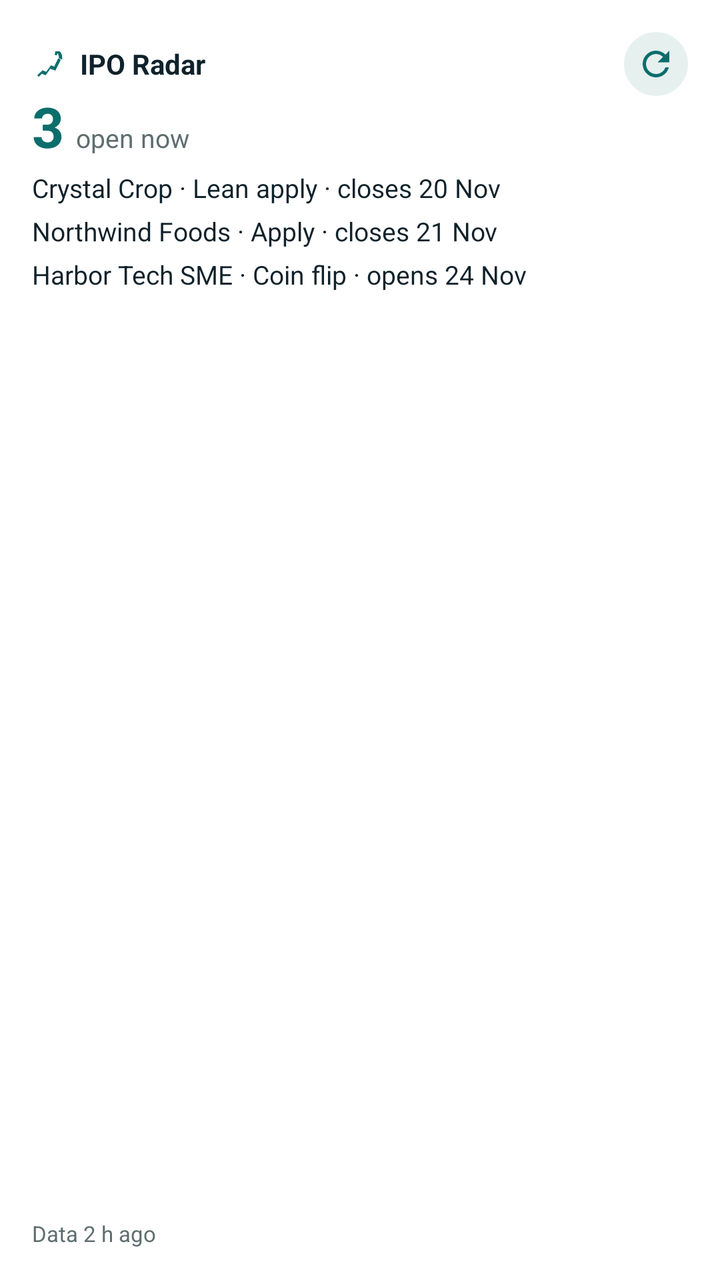
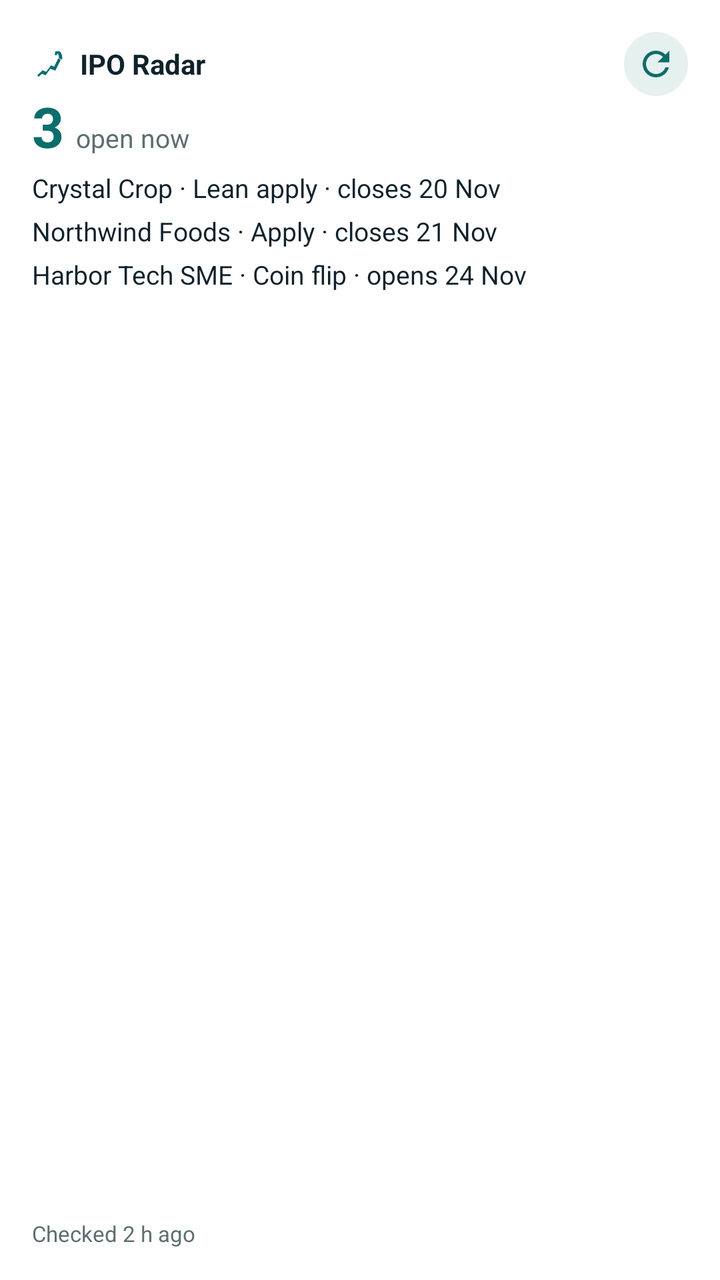

Compare the two renders of this Android layout. The source of the first and the diff that turns it into the second are given below.
<!-- AndroidManifest.xml: application theme Theme.IpoRadar -->
<!-- res/layout/widget_preview.xml -->
<?xml version="1.0" encoding="utf-8"?>
<LinearLayout xmlns:android="http://schemas.android.com/apk/res/android"
    android:layout_width="match_parent"
    android:layout_height="match_parent"
    android:orientation="vertical"
    android:background="@drawable/widget_bg"
    android:padding="@dimen/widget_pad">

    <LinearLayout
        android:layout_width="match_parent"
        android:layout_height="wrap_content"
        android:gravity="center_vertical"
        android:orientation="horizontal">

        <ImageView
            android:layout_width="18dp"
            android:layout_height="18dp"
            android:importantForAccessibility="no"
            android:src="@drawable/ic_widget_mark" />

        <TextView
            android:layout_width="0dp"
            android:layout_height="wrap_content"
            android:layout_marginStart="6dp"
            android:layout_weight="1"
            android:text="@string/app_name"
            android:textColor="@color/widget_text"
            android:textSize="14sp"
            android:textStyle="bold" />

        <ImageView
            android:layout_width="32dp"
            android:layout_height="32dp"
            android:background="@drawable/widget_button"
            android:importantForAccessibility="no"
            android:padding="6dp"
            android:src="@drawable/ic_widget_refresh" />
    </LinearLayout>

    <LinearLayout
        android:layout_width="match_parent"
        android:layout_height="wrap_content"
        android:orientation="horizontal">

        <TextView
            android:layout_width="wrap_content"
            android:layout_height="wrap_content"
            android:includeFontPadding="false"
            android:text="3"
            android:textColor="@color/accent"
            android:textSize="28sp"
            android:textStyle="bold" />

        <TextView
            android:layout_width="wrap_content"
            android:layout_height="wrap_content"
            android:layout_marginStart="6dp"
            android:text="@string/widget_open_now"
            android:textColor="@color/widget_muted"
            android:textSize="13sp" />
    </LinearLayout>

    <TextView style="@style/WidgetRow" android:text="Crystal Crop · Lean apply · closes 20 Nov" />
    <TextView style="@style/WidgetRow" android:text="Northwind Foods · Apply · closes 21 Nov" />
    <TextView style="@style/WidgetRow" android:text="Harbor Tech SME · Coin flip · opens 24 Nov" />

    <FrameLayout
        android:layout_width="match_parent"
        android:layout_height="0dp"
        android:layout_weight="1" />

    <TextView
        android:layout_width="match_parent"
        android:layout_height="wrap_content"
        android:text="Data 2 h ago"
        android:textColor="@color/widget_muted"
        android:textSize="11sp" />
</LinearLayout>
<!-- resources referenced by this layout -->
<resources>
  <color name="accent">#0B6E6D</color>
  <color name="widget_muted">#5E6E70</color>
  <color name="widget_text">#10222B</color>
  <dimen name="widget_pad">14dp</dimen>
  <!-- drawable ic_widget_mark (drawable) -->
  <vector xmlns:android="http://schemas.android.com/apk/res/android"
      android:width="18dp" android:height="18dp" android:viewportWidth="24" android:viewportHeight="24">
      <path android:fillColor="@color/accent" android:pathData="M3.5,19.5L7,16.2L9.5,17.2L12.6,12.9L14.8,13.7L17.5,8.2L19.2,9.1L15.6,16.4L12.2,15.2L9.1,19.5L6.6,18.5L4.5,20.6Z"/>
      <path android:fillColor="@color/accent" android:pathData="M18.5,3.5C19.9,4.9 20.4,7.1 20.1,9.1L17.9,8.1C18,6.9 17.7,5.7 17,4.9L16.4,6.2L15.1,5.9L15.6,3.6Z"/>
  </vector>
  <!-- drawable ic_widget_refresh (drawable) -->
  <vector xmlns:android="http://schemas.android.com/apk/res/android"
      android:width="20dp" android:height="20dp" android:viewportWidth="24" android:viewportHeight="24">
      <path android:fillColor="@color/accent"
          android:pathData="M17.65,6.35C16.2,4.9 14.21,4 12,4c-4.42,0 -7.99,3.58 -7.99,8s3.57,8 7.99,8c3.73,0 6.84,-2.55 7.73,-6h-2.08c-0.82,2.33 -3.04,4 -5.650,4 -3.31,0 -6,-2.69 -6,-6s2.69,-6 6,-6c1.66,0 3.14,0.69 4.22,1.78L13,11h7V4l-2.35,2.35z"/>
  </vector>
  <!-- drawable widget_bg (drawable) -->
  <?xml version="1.0" encoding="utf-8"?>
  <shape xmlns:android="http://schemas.android.com/apk/res/android" android:shape="rectangle">
      <solid android:color="@color/widget_bg" />
      <corners android:radius="@dimen/widget_radius" />
  </shape>
  <!-- drawable widget_button (drawable) -->
  <?xml version="1.0" encoding="utf-8"?>
  <shape xmlns:android="http://schemas.android.com/apk/res/android" android:shape="oval">
      <solid android:color="@color/widget_button" />
  </shape>
  <string name="app_name">IPO Radar</string>
  <string name="widget_open_now">open now</string>
  <style name="WidgetRow">
          <item name="android:layout_width">match_parent</item>
          <item name="android:layout_height">wrap_content</item>
          <item name="android:layout_marginTop">4dp</item>
          <item name="android:maxLines">1</item>
          <item name="android:ellipsize">end</item>
          <item name="android:textColor">@color/widget_text</item>
          <item name="android:textSize">13sp</item>
      </style>
  <style name="Theme.IpoRadar" parent="Theme.AppCompat.DayNight.NoActionBar">
          <item name="android:statusBarColor">@android:color/transparent</item>
          <item name="android:navigationBarColor">@android:color/transparent</item>
          <item name="android:windowLightStatusBar">true</item>
          <item name="android:windowBackground">@color/surface</item>
      </style>
  <color name="widget_bg">#FFFFFF</color>
  <dimen name="widget_radius">20dp</dimen>
  <color name="widget_button">#E6F0EF</color>
  <color name="surface">#FFFFFF</color>
</resources>

<!-- the commit's change to res/layout/widget_preview.xml (unified diff, before → after) -->
@@ -72,7 +72,7 @@
     <TextView
         android:layout_width="match_parent"
         android:layout_height="wrap_content"
-        android:text="Data 2 h ago"
+        android:text="Checked 2 h ago"
         android:textColor="@color/widget_muted"
         android:textSize="11sp" />
 </LinearLayout>
